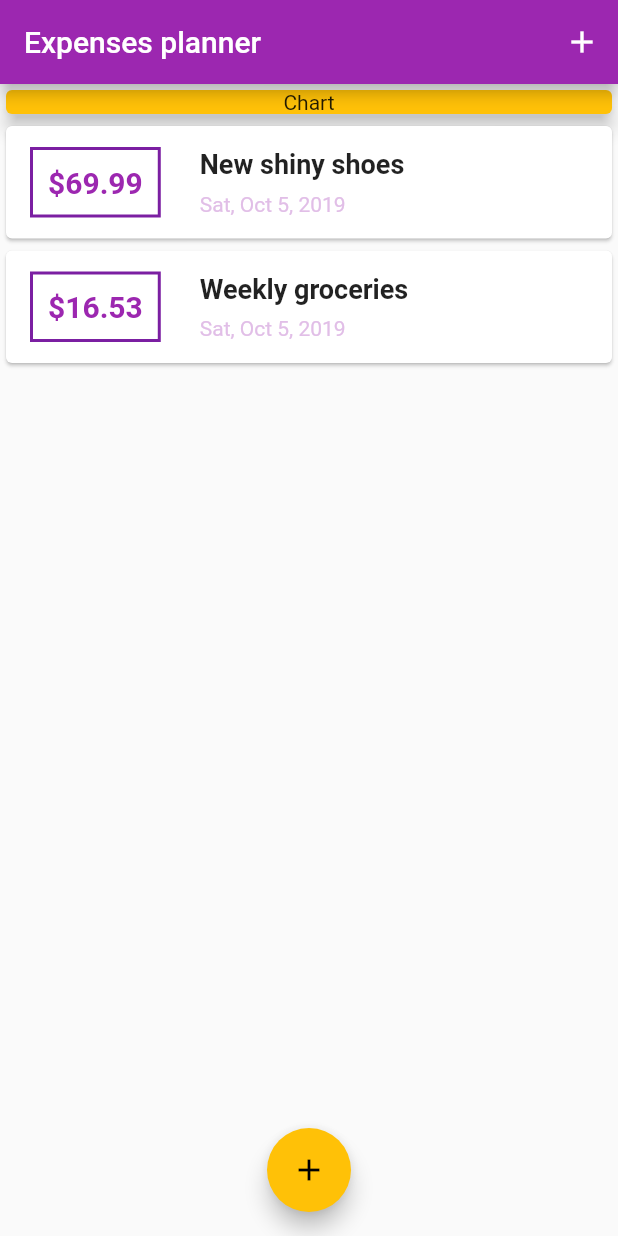
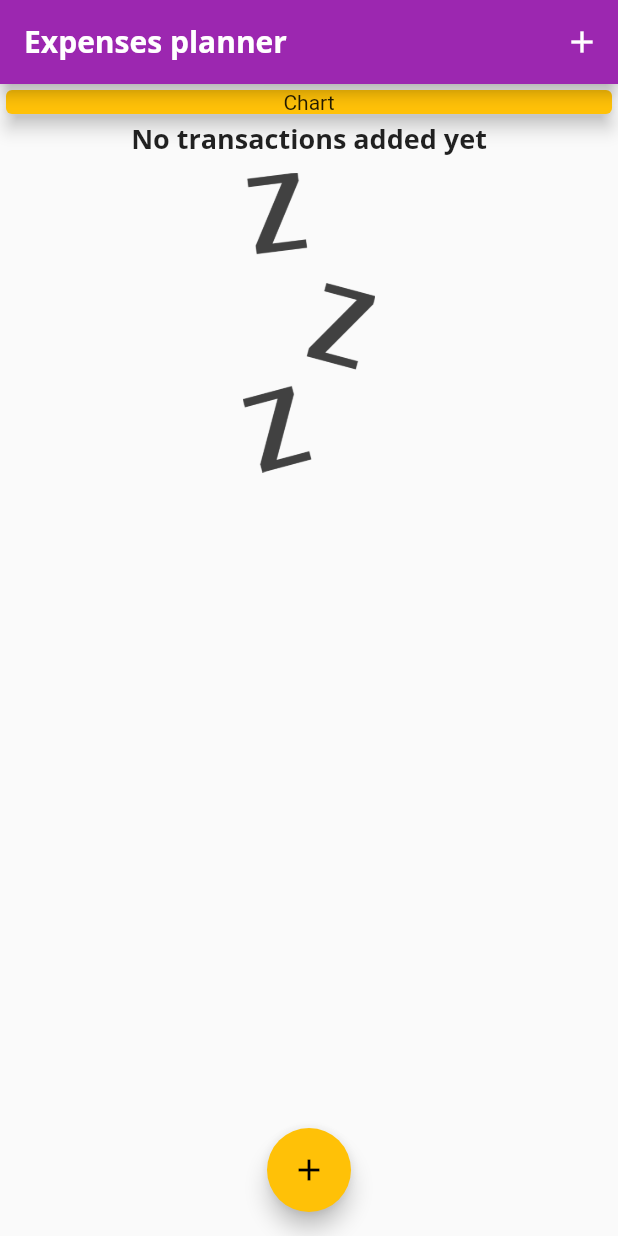
Before and after one commit to sebaslogen/flutter_course, a Flutter app: the screen it shows after launch, on a phone screen of 412 x 824 dp. Run offline on Flutter 3.47's test engine with Material 2 defaults, Android fonts, the phone set to English and light mode, and no system bars.

Commit message:
Adding fonts to the theme and image assets

```diff
--- a/lib/main.dart
+++ b/lib/main.dart
@@ -17,7 +17,21 @@ class MyApp extends StatelessWidget {
   Widget build(BuildContext context) {
     return MaterialApp(
       title: 'Expenses planner',
-      theme: ThemeData(primarySwatch: Colors.purple, accentColor: Colors.amber),
+      theme: ThemeData(
+          primarySwatch: Colors.purple,
+          accentColor: Colors.amber,
+          fontFamily: 'Quicksand',
+          textTheme: ThemeData.light().textTheme.copyWith(
+              title: TextStyle(
+                  fontFamily: 'OpenSans',
+                  fontSize: 18,
+                  fontWeight: FontWeight.bold)),
+          appBarTheme: AppBarTheme(
+              textTheme: ThemeData.light().textTheme.copyWith(
+                  title: TextStyle(
+                      fontFamily: 'OpenSans',
+                      fontSize: 20,
+                      fontWeight: FontWeight.bold)))),
       home: MyHomePage(),
     );
   }
@@ -30,16 +44,16 @@ class MyHomePage extends StatefulWidget {
 
 class _MyHomePageState extends State<MyHomePage> {
   final List<Transaction> _userTransactions = [
-    Transaction(
-        id: 't1',
-        title: 'New shiny shoes',
-        amount: 69.99,
-        date: DateTime.now()),
-    Transaction(
-        id: 't2',
-        title: 'Weekly groceries',
-        amount: 16.53,
-        date: DateTime.now())
+//    Transaction(
+//        id: 't1',
+//        title: 'New shiny shoes',
+//        amount: 69.99,
+//        date: DateTime.now()),
+//    Transaction(
+//        id: 't2',
+//        title: 'Weekly groceries',
+//        amount: 16.53,
+//        date: DateTime.now())
   ];
 
   void _addNewTransaction(String title, double amount) {
@@ -54,9 +68,11 @@ class _MyHomePageState extends State<MyHomePage> {
   }
 
   void _startAddNewTransaction(BuildContext ctx) {
-    showModalBottomSheet<void>(context: ctx, builder: (_) {
-      return NewTransaction(_addNewTransaction);
-    });
+    showModalBottomSheet<void>(
+        context: ctx,
+        builder: (_) {
+          return NewTransaction(_addNewTransaction);
+        });
   }
 
   @override
--- a/lib/widgets/transactions_list.dart
+++ b/lib/widgets/transactions_list.dart
@@ -11,7 +11,21 @@ class TransactionsList extends StatelessWidget {
   Widget build(BuildContext context) {
     return Container(
       height: 300,
-      child: ListView.builder(
+      child: transactions.isEmpty
+          ? Column(
+              children: <Widget>[
+                Text(
+                  'No transactions added yet',
+                  style: Theme.of(context).textTheme.title,
+                ),
+                const SizedBox(height: 10),
+                Container(
+                    height: 200,
+                    child: Image.asset('assets/images/waiting.png',
+                        fit: BoxFit.cover))
+              ],
+            )
+          : ListView.builder(
               itemBuilder: (context, index) {
                 final tx = transactions[index];
                 return Card(
@@ -26,11 +40,12 @@ class TransactionsList extends StatelessWidget {
                             color: Theme.of(context).primaryColor),
                       ),
                       padding: const EdgeInsets.all(10),
-                  margin:
-                      const EdgeInsets.symmetric(vertical: 14, horizontal: 16),
+                      margin: const EdgeInsets.symmetric(
+                          vertical: 14, horizontal: 16),
                       decoration: BoxDecoration(
                           border: Border.all(
-                          color: Theme.of(context).primaryColorDark, width: 2)),
+                              color: Theme.of(context).primaryColorDark,
+                              width: 2)),
                     ),
                     Column(
                       crossAxisAlignment: CrossAxisAlignment.start,
@@ -40,15 +55,16 @@ class TransactionsList extends StatelessWidget {
                               top: 10, bottom: 4, left: 10, right: 10),
                           child: Text(
                             tx.title,
-                        style: TextStyle(
-                            fontWeight: FontWeight.bold, fontSize: 18),
+                            style: Theme.of(context).textTheme.title,
                           ),
                         ),
                         Padding(
                           padding: const EdgeInsets.only(
                               top: 4, bottom: 10, left: 10, right: 10),
                           child: Text(DateFormat.yMMMEd().format(tx.date),
-                          style: TextStyle(fontSize: 14, color: Theme.of(context).primaryColorLight)),
+                              style: TextStyle(
+                                  fontSize: 14,
+                                  color: Theme.of(context).primaryColorLight)),
                         )
                       ],
                     )
```
Also changed, not shown: pubspec.yaml (+15 -11 lines), assets/fonts/OpenSans-Bold.ttf (added), assets/fonts/OpenSans-Regular.ttf (added), assets/fonts/Quicksand-Bold.ttf (added), assets/fonts/Quicksand-Light.ttf (added), assets/fonts/Quicksand-Medium.ttf (added), assets/fonts/Quicksand-Regular.ttf (added), assets/images/waiting.png (added). Lines whose indentation alone changed are shown as unchanged.
